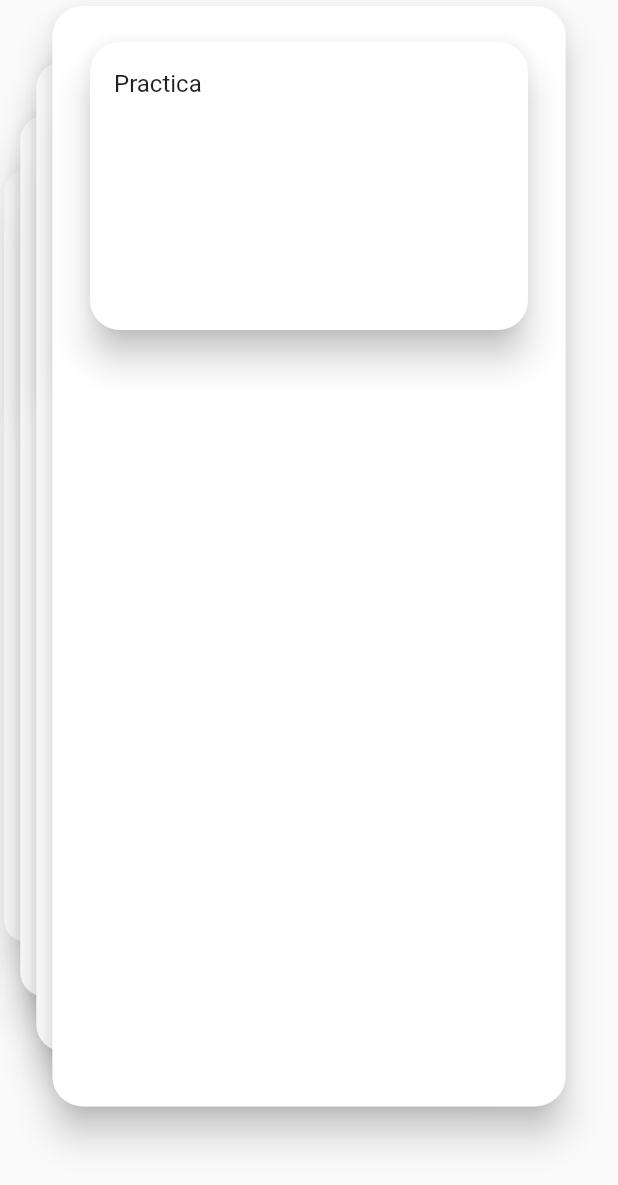
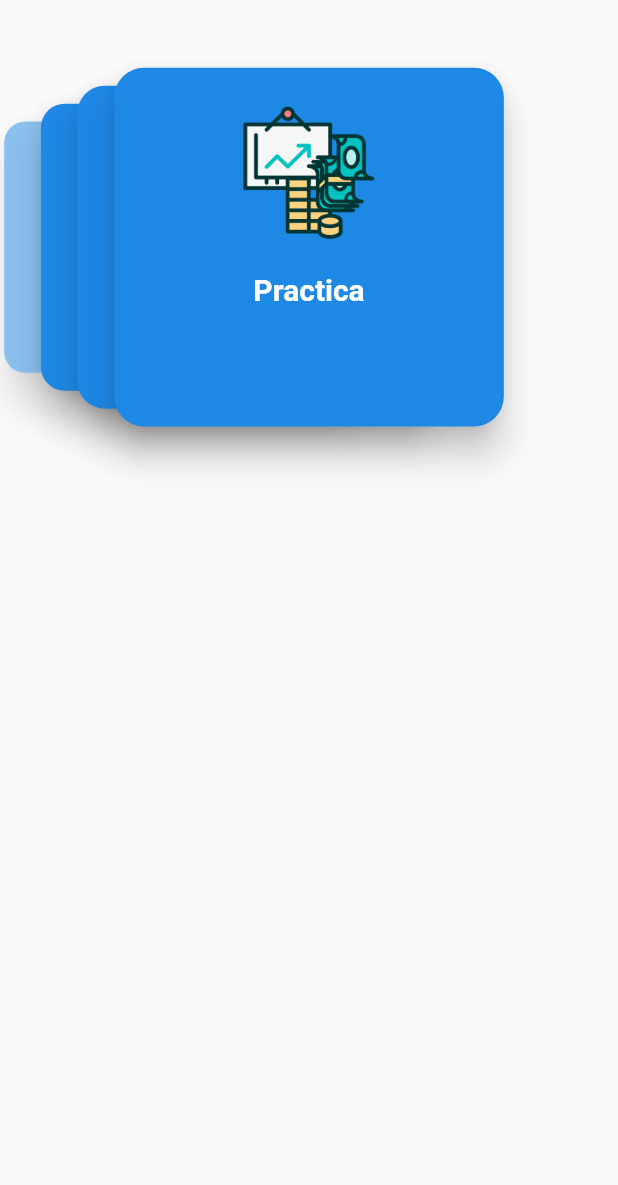
Before and after one commit to JuanBeltranG/AMIC, a Flutter app: the CardSwiper widget shown alone on an empty page, opened directly, on a phone screen of 412 x 824 dp. Shown: the top 1185 px of the screen. Run offline on Flutter 3.47's test engine with Material 2 defaults, Android fonts, the phone set to English and light mode, and no system bars; drawn by our look-alikes of card_swiper; missing offline and left inert: amplify_core, amplify_datastore, amplify_datastore_plugin_interface.

Commit message:
My advance with the design

```diff
--- a/amic/lib/widgets/card_swiper.dart
+++ b/amic/lib/widgets/card_swiper.dart
@@ -1,44 +1,57 @@
+import 'dart:ui';
+
 import 'package:card_swiper/card_swiper.dart';
 import 'package:flutter/material.dart';
 
+import 'get_options.dart';
+
 class CardSwiper extends StatelessWidget {
+  //Calcular el tamaño del equipo para tener medidas en porcentajes
 
-  //Calcular el tamaño del equipo para tener medidas en porcentajes
-  final opt = ['Practica','Temas','Perfil'];
+  final opt = ['Practica', 'Perfil'];
+
+  final List<List<Map<String, String>>> optsMenu = getOptionsMenu();
+
   @override
   Widget build(BuildContext context) {
-
     final size = MediaQuery.of(context).size;
 
     return Container(
-      width: double.infinity,
-      height: size.height*.9,
-      child: Swiper(
-        itemCount: 3,
-        itemWidth: size.width*.85,
-        itemHeight: size.height*.9,
-        layout: SwiperLayout.STACK,
-        itemBuilder: (BuildContext context, int index){
-          return getCard(index);
-        }
-      )
-    );
+        width: double.infinity,
+        height: size.height * .40,
+        child: Swiper(
+            itemCount: 2,
+            itemWidth: size.width * .65,
+            itemHeight: size.height * 0.30,
+            layout: SwiperLayout.STACK,
+            itemBuilder: (BuildContext context, int index) {
+              return getCard(index, context);
+            }));
   }
-  Widget getCard(int index){
+
+  Widget getCard(int index, BuildContext context) {
+    //final listaOpt = getOptions(index);
     return Card(
       elevation: 10,
-      shape: RoundedRectangleBorder( borderRadius: BorderRadius.circular(20.0) ),
+      shape: RoundedRectangleBorder(borderRadius: BorderRadius.circular(20.0)),
+      color: Colors.blue[600],
       child: Column(
-        children: <Widget>[
-          SizedBox(height: 20),
-          Container(
-            width: 300,
-            height: 200,
-            child: Card(
-              elevation: 10,
-              shape: RoundedRectangleBorder( borderRadius: BorderRadius.circular(20.0) ),
-              child: ListTile(
-                title: Text(opt[index]),
+        children: [
+          SizedBox(
+            height: 20,
+          ),
+          const Image(
+              image: AssetImage('resources/images/inversion-finaleas.png'),
+              height: 100,
+              width: 100),
+          ListTile(
+            title: Text(
+              opt[index],
+              textAlign: TextAlign.center,
+              style: TextStyle(
+                color: Colors.white,
+                fontSize: 20,
+                fontWeight: FontWeight.bold,
               ),
             ),
           ),
--- /dev/null
+++ b/amic/lib/widgets/get_options.dart
@@ -0,0 +1,29 @@
+import 'package:flutter/material.dart';
+
+List<Map<String, String>> topics = [
+  {'nombre': 'Inflación', 'ruta': 'Inflacion'},
+  {'nombre': 'Importancia De Invertir', 'ruta': 'ImportanciaInvertir'},
+  {'nombre': 'Bolsa', 'ruta': 'Bolsa'},
+  {'nombre': 'Acción', 'ruta': 'Accion'},
+  {'nombre': 'Perfil del Inversor', 'ruta': 'PerfilInversor'},
+  {'nombre': 'Perfil de Riesgo Alto', 'ruta': 'PerfilRiesgo'},
+  {'nombre': 'Perfil Moderado', 'ruta': 'PerfilModerado'},
+  {'nombre': 'Perfil Conservador', 'ruta': 'PerfilConservador'}
+];
+
+List<Map<String, String>> practice = [
+  {'nombre': 'Simulador 1', 'ruta': 'Simulador1'},
+  {'nombre': 'Simulador 2', 'ruta': 'Simulador2'}
+];
+
+List<Map<String, String>> profile = [
+  {'nombre': 'Perfil', 'ruta': 'Perfil'}
+];
+
+List<List<Map<String, String>>> getOptions(int index) {
+  return [topics, practice, profile];
+}
+
+List<List<Map<String, String>>> getOptionsMenu() {
+  return [topics, practice, profile];
+}
--- a/amic/lib/widgets/widgets.dart
+++ b/amic/lib/widgets/widgets.dart
@@ -1 +1,2 @@
 export 'package:amic/widgets/card_swiper.dart';
+export 'package:amic/widgets/options.dart';
```
Also changed, not shown: amic/lib/main.dart (+2 -6 lines), amic/lib/screens/menu_screen.dart (+13 -1 lines), amic/lib/screens/welcome_screen.dart (+3 -23 lines), amic/lib/widgets/options.dart (added, +126 -0 lines), amic/resources/images/inversion-finaleas.png (added).
